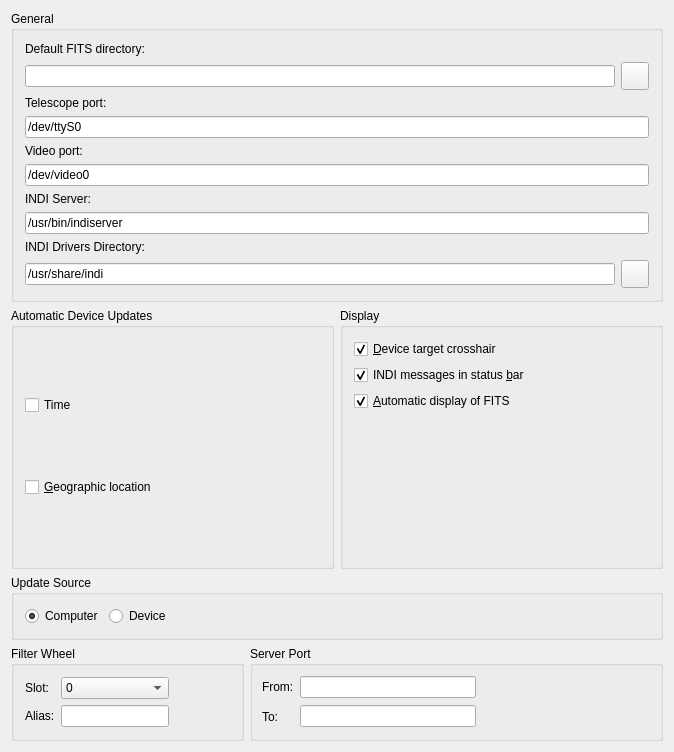
This is kstars/indi/opsindi.ui in KDE/kstars as Qt 5 draws it before an edit. The edited form follows.
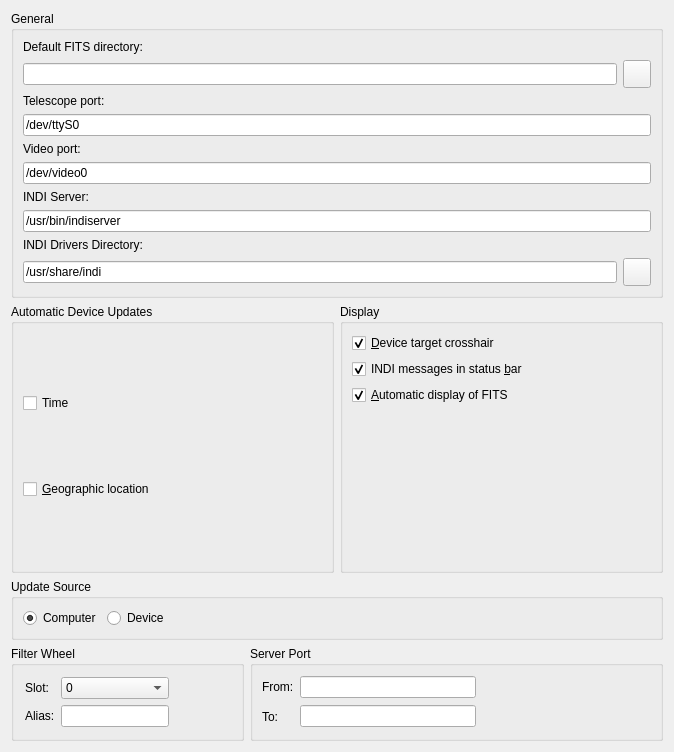
This is the edited form. Custom widgets are drawn as their Qt base class.

What changed in the file:
```diff
--- a/kstars/indi/opsindi.ui
+++ b/kstars/indi/opsindi.ui
@@ -539,7 +539,6 @@
    </item>
   </layout>
  </widget>
- <layoutdefault spacing="6" margin="11" />
   <customwidgets>
   <customwidget>
    <class>KComboBox</class>
```
